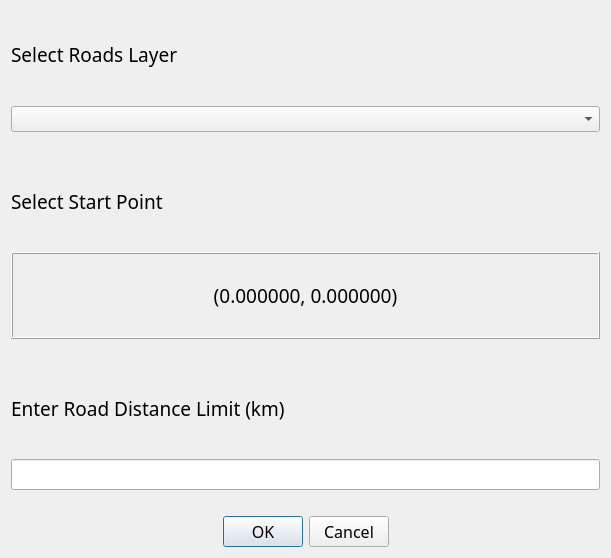
Old version of the form RoadNetwork/road_network_dialog_base.ui in the repository rocapp/qgis-market-analysis.
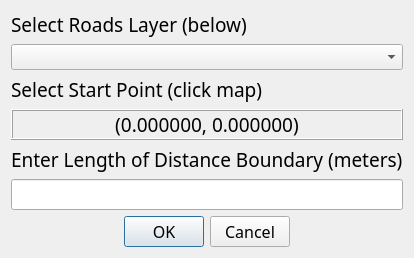
New version of the form.

```diff
--- a/RoadNetwork/road_network_dialog_base.ui
+++ b/RoadNetwork/road_network_dialog_base.ui
@@ -6,8 +6,8 @@
    <rect>
     <x>0</x>
     <y>0</y>
-    <width>611</width>
-    <height>558</height>
+    <width>346</width>
+    <height>217</height>
    </rect>
   </property>
   <property name="windowTitle">
@@ -23,23 +23,10 @@
       </font>
      </property>
      <property name="text">
-      <string>Select Roads Layer</string>
+      <string>Select Roads Layer (below)</string>
      </property>
     </widget>
    </item>
-   <item>
-    <spacer name="horizontalSpacer">
-     <property name="orientation">
-      <enum>Qt::Horizontal</enum>
-     </property>
-     <property name="sizeHint" stdset="0">
-      <size>
-       <width>40</width>
-       <height>2</height>
-      </size>
-     </property>
-    </spacer>
-   </item>
    <item>
     <widget class="QComboBox" name="comboBox">
      <property name="font">
@@ -50,19 +37,6 @@
      </property>
     </widget>
    </item>
-   <item>
-    <spacer name="horizontalSpacer_4">
-     <property name="orientation">
-      <enum>Qt::Horizontal</enum>
-     </property>
-     <property name="sizeHint" stdset="0">
-      <size>
-       <width>40</width>
-       <height>20</height>
-      </size>
-     </property>
-    </spacer>
-   </item>
    <item>
     <widget class="QLabel" name="label">
      <property name="font">
@@ -72,23 +46,10 @@
       </font>
      </property>
      <property name="text">
-      <string>Select Start Point</string>
+      <string>Select Start Point (click map)</string>
      </property>
     </widget>
    </item>
-   <item>
-    <spacer name="horizontalSpacer_2">
-     <property name="orientation">
-      <enum>Qt::Horizontal</enum>
-     </property>
-     <property name="sizeHint" stdset="0">
-      <size>
-       <width>40</width>
-       <height>2</height>
-      </size>
-     </property>
-    </spacer>
-   </item>
    <item>
     <widget class="QLabel" name="coord_label">
      <property name="font">
@@ -114,19 +75,6 @@
      </property>
     </widget>
    </item>
-   <item>
-    <spacer name="horizontalSpacer_5">
-     <property name="orientation">
-      <enum>Qt::Horizontal</enum>
-     </property>
-     <property name="sizeHint" stdset="0">
-      <size>
-       <width>40</width>
-       <height>20</height>
-      </size>
-     </property>
-    </spacer>
-   </item>
    <item>
     <widget class="QLabel" name="label_3">
      <property name="font">
@@ -136,23 +84,10 @@
       </font>
      </property>
      <property name="text">
-      <string>Enter Road Distance Limit (km)</string>
+      <string>Enter Length of Distance Boundary (meters)</string>
      </property>
     </widget>
    </item>
-   <item>
-    <spacer name="horizontalSpacer_3">
-     <property name="orientation">
-      <enum>Qt::Horizontal</enum>
-     </property>
-     <property name="sizeHint" stdset="0">
-      <size>
-       <width>40</width>
-       <height>2</height>
-      </size>
-     </property>
-    </spacer>
-   </item>
    <item>
     <widget class="QLineEdit" name="dist_limit">
      <property name="font">
@@ -163,19 +98,6 @@
      </property>
     </widget>
    </item>
-   <item>
-    <spacer name="horizontalSpacer_6">
-     <property name="orientation">
-      <enum>Qt::Horizontal</enum>
-     </property>
-     <property name="sizeHint" stdset="0">
-      <size>
-       <width>40</width>
-       <height>20</height>
-      </size>
-     </property>
-    </spacer>
-   </item>
    <item>
     <widget class="QDialogButtonBox" name="button_box">
      <property name="font">
```
Left out of the diff: 2 changed lines with no effect on the pictures.
